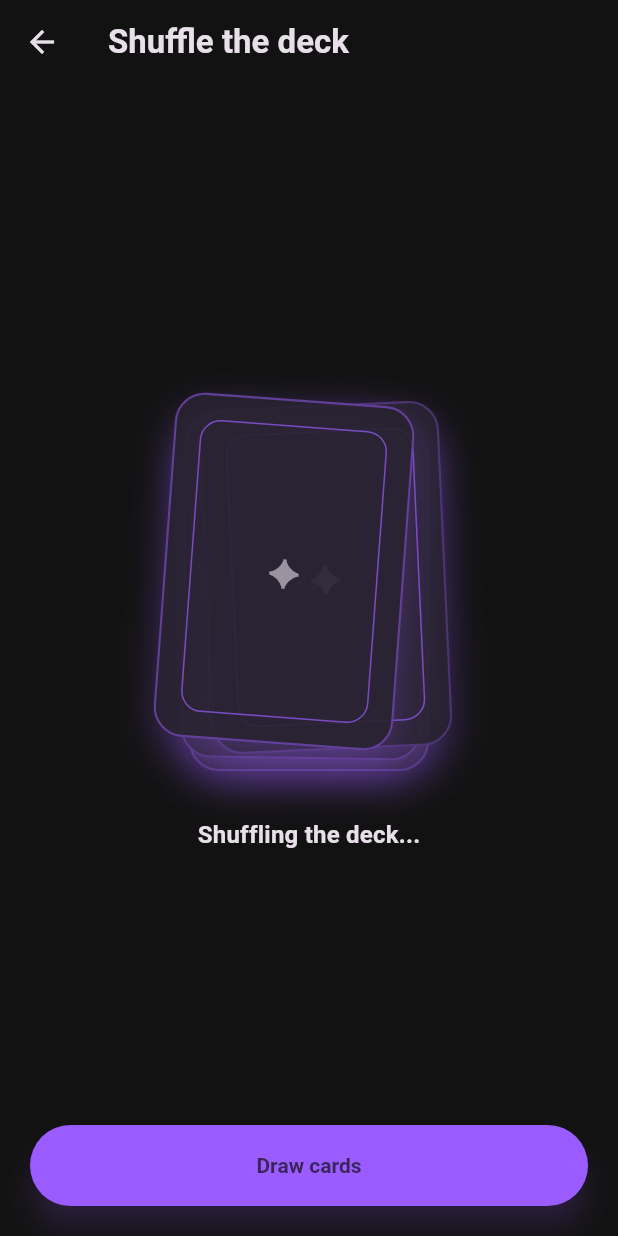
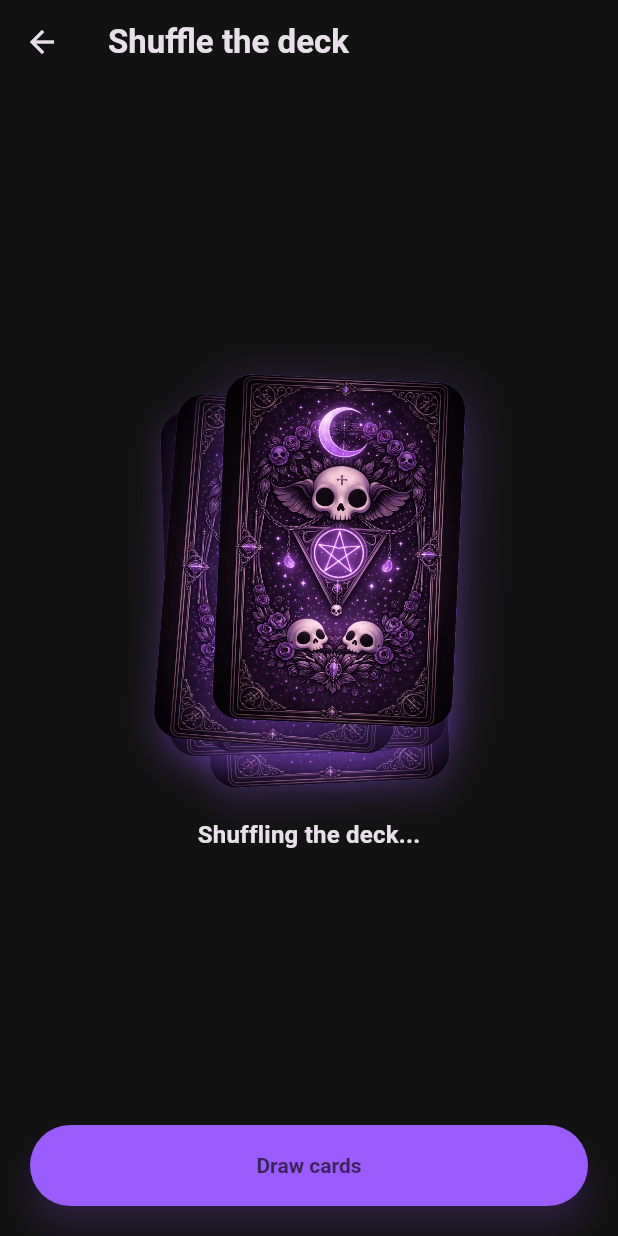
Before and after one commit to artemovbasil-oss/basil-arcana, a Flutter app: the ShuffleScreen screen opened directly, on a phone screen of 412 x 824 dp. Run offline on Flutter 3.47's test engine with Material 3 defaults, Android fonts, the phone set to English and light mode, and no system bars; our stand-ins replace flutter_riverpod, hive, hive_flutter; accounts and stored records are empty; generated files the repository leaves out were written again.

Commit message:
Add tarot card imagery across app

```diff
--- /dev/null
+++ b/basil_arcana/app_flutter/lib/core/widgets/tarot_asset_widgets.dart
@@ -0,0 +1,101 @@
+import 'package:flutter/material.dart';
+
+class CardAssetImage extends StatelessWidget {
+  const CardAssetImage({
+    super.key,
+    required this.cardId,
+    this.width,
+    this.height,
+    this.borderRadius,
+    this.fit = BoxFit.cover,
+    this.showGlow = true,
+  });
+
+  final String cardId;
+  final double? width;
+  final double? height;
+  final BorderRadius? borderRadius;
+  final BoxFit fit;
+  final bool showGlow;
+
+  @override
+  Widget build(BuildContext context) {
+    final colorScheme = Theme.of(context).colorScheme;
+    final radius = borderRadius ?? BorderRadius.circular(18);
+    final image = Image.asset(
+      'assets/cards/major/$cardId.webp',
+      width: width,
+      height: height,
+      fit: fit,
+      filterQuality: FilterQuality.high,
+    );
+
+    return DecoratedBox(
+      decoration: BoxDecoration(
+        borderRadius: radius,
+        border: Border.all(
+          color: colorScheme.primary.withOpacity(0.35),
+          width: 1,
+        ),
+        boxShadow: showGlow
+            ? [
+                BoxShadow(
+                  color: colorScheme.primary.withOpacity(0.25),
+                  blurRadius: 24,
+                  offset: const Offset(0, 12),
+                ),
+              ]
+            : null,
+      ),
+      child: ClipRRect(
+        borderRadius: radius,
+        child: image,
+      ),
+    );
+  }
+}
+
+class DeckCoverBack extends StatelessWidget {
+  const DeckCoverBack({
+    super.key,
+    this.width = 160,
+    this.height = 230,
+    this.highlight = false,
+  });
+
+  final double width;
+  final double height;
+  final bool highlight;
+
+  @override
+  Widget build(BuildContext context) {
+    final colorScheme = Theme.of(context).colorScheme;
+    final radius = BorderRadius.circular(18);
+    return DecoratedBox(
+      decoration: BoxDecoration(
+        borderRadius: radius,
+        border: Border.all(
+          color: colorScheme.primary.withOpacity(highlight ? 0.6 : 0.3),
+          width: 1.2,
+        ),
+        boxShadow: [
+          BoxShadow(
+            color: colorScheme.primary.withOpacity(highlight ? 0.35 : 0.2),
+            blurRadius: highlight ? 28 : 18,
+            offset: const Offset(0, 10),
+          ),
+        ],
+      ),
+      child: ClipRRect(
+        borderRadius: radius,
+        child: Image.asset(
+          'assets/deck/cover.webp',
+          width: width,
+          height: height,
+          fit: BoxFit.cover,
+          filterQuality: FilterQuality.high,
+        ),
+      ),
+    );
+  }
+}
--- a/basil_arcana/app_flutter/lib/features/history/history_detail_screen.dart
+++ b/basil_arcana/app_flutter/lib/features/history/history_detail_screen.dart
@@ -72,6 +72,7 @@ class HistoryDetailScreen extends StatelessWidget {
                             crossAxisAlignment: CrossAxisAlignment.start,
                             children: [
                               CardFaceWidget(
+                                cardId: drawn.cardId,
                                 cardName: drawn.cardName,
                                 keywords: drawn.keywords,
                               ),
--- a/basil_arcana/app_flutter/lib/features/shuffle/shuffle_screen.dart
+++ b/basil_arcana/app_flutter/lib/features/shuffle/shuffle_screen.dart
@@ -5,6 +5,7 @@ import 'package:flutter/material.dart';
 import 'package:flutter_riverpod/flutter_riverpod.dart';
 import 'package:basil_arcana/l10n/gen/app_localizations.dart';
 
+import '../../core/widgets/tarot_asset_widgets.dart';
 import '../../state/providers.dart';
 import '../result/result_screen.dart';
 
@@ -28,6 +29,12 @@ class _ShuffleScreenState extends ConsumerState<ShuffleScreen>
       vsync: this,
       duration: const Duration(milliseconds: 1600),
     )..repeat();
+    WidgetsBinding.instance.addPostFrameCallback((_) {
+      precacheImage(
+        const AssetImage('assets/deck/cover.webp'),
+        context,
+      );
+    });
     _ctaTimer = Timer(const Duration(milliseconds: 1400), () {
       if (mounted) {
         setState(() {
@@ -69,50 +76,45 @@ class _ShuffleScreenState extends ConsumerState<ShuffleScreen>
                         animation: _controller,
                         builder: (context, child) {
                           final t = _controller.value * 2 * pi;
-                          final wave = sin(t);
-                          final waveAlt = sin(t + pi / 2);
+                          final phases = <double>[
+                            0,
+                            pi / 2,
+                            pi,
+                            3 * pi / 2,
+                            pi / 3,
+                          ];
+                          final baseOffsets = <Offset>[
+                            const Offset(0, 24),
+                            const Offset(-20, 12),
+                            const Offset(18, 6),
+                            const Offset(-12, -4),
+                            const Offset(12, -10),
+                          ];
+                          final baseAngles = <double>[
+                            -0.12,
+                            -0.06,
+                            0.05,
+                            0.11,
+                            -0.02,
+                          ];
                           return Stack(
                             alignment: Alignment.center,
-                            children: [
-                              Transform.translate(
-                                offset: const Offset(0, 18),
-                                child: CardBackWidget(
-                                  depth: 0,
-                                  glowColor: colorScheme.primary,
-                                ),
-                              ),
-                              Transform.translate(
-                                offset: Offset(waveAlt * -10, 10),
+                            children: List.generate(phases.length, (index) {
+                              final wave = sin(t + phases[index]);
+                              final sway = cos(t + phases[index]);
+                              final offset = baseOffsets[index] +
+                                  Offset(wave * 10, sway * 6);
+                              final angle = baseAngles[index] + wave * 0.08;
+                              return Transform.translate(
+                                offset: offset,
                                 child: Transform.rotate(
-                                  angle: waveAlt * 0.04,
-                                  child: CardBackWidget(
-                                    depth: 1,
-                                    glowColor: colorScheme.primary,
+                                  angle: angle,
+                                  child: DeckCoverBack(
+                                    highlight: index == phases.length - 1,
                                   ),
                                 ),
-                              ),
-                              Transform.translate(
-                                offset: Offset(wave * 12, 4),
-                                child: Transform.rotate(
-                                  angle: wave * -0.05,
-                                  child: CardBackWidget(
-                                    depth: 2,
-                                    glowColor: colorScheme.primary,
-                                  ),
-                                ),
-                              ),
-                              Transform.translate(
-                                offset: Offset(wave * -18, 0),
-                                child: Transform.rotate(
-                                  angle: wave * 0.08,
-                                  child: CardBackWidget(
-                                    depth: 3,
-                                    glowColor: colorScheme.primary,
-                                    highlight: true,
-                                  ),
-                                ),
-                              ),
-                            ],
+                              );
+                            }),
                           );
                         },
                       ),
@@ -175,57 +177,3 @@ class _ShuffleScreenState extends ConsumerState<ShuffleScreen>
     );
   }
 }
-
-class CardBackWidget extends StatelessWidget {
-  const CardBackWidget({
-    super.key,
-    required this.depth,
-    required this.glowColor,
-    this.highlight = false,
-  });
-
-  final int depth;
-  final Color glowColor;
-  final bool highlight;
-
-  @override
-  Widget build(BuildContext context) {
-    final colorScheme = Theme.of(context).colorScheme;
-    final baseColor = colorScheme.surfaceVariant;
-    final accent = glowColor.withOpacity(highlight ? 0.5 : 0.3);
-
-    return Container(
-      width: 160,
-      height: 230,
-      decoration: BoxDecoration(
-        color: baseColor.withOpacity(0.9),
-        borderRadius: BorderRadius.circular(20),
-        border: Border.all(color: accent, width: 1.4),
-        boxShadow: [
-          BoxShadow(
-            color: glowColor.withOpacity(0.25),
-            blurRadius: 24,
-            offset: const Offset(0, 10),
-          ),
-        ],
-      ),
-      child: Padding(
-        padding: const EdgeInsets.all(16),
-        child: Container(
-          decoration: BoxDecoration(
-            borderRadius: BorderRadius.circular(14),
-            border: Border.all(color: accent.withOpacity(0.7)),
-          ),
-          child: Center(
-            child: Text(
-              '✦',
-              style: Theme.of(context).textTheme.headlineSmall?.copyWith(
-                    color: colorScheme.onSurface.withOpacity(0.6),
-                  ),
-            ),
-          ),
-        ),
-      ),
-    );
-  }
-}
--- a/basil_arcana/app_flutter/pubspec.yaml
+++ b/basil_arcana/app_flutter/pubspec.yaml
@@ -27,3 +27,5 @@ flutter:
     - assets/data/spreads_en.json
     - assets/data/spreads_ru.json
     - assets/data/spreads_kk.json
+    - assets/deck/
+    - assets/cards/major/
```
Also changed, not shown: basil_arcana/app_flutter/lib/core/widgets/card_face_widget.dart (+14 -0 lines), basil_arcana/app_flutter/lib/features/cards/card_detail_screen.dart (added, +77 -0 lines), basil_arcana/app_flutter/lib/features/cards/cards_screen.dart (+141 -41 lines), basil_arcana/app_flutter/lib/features/result/result_screen.dart (+18 -0 lines), basil_arcana/app_flutter/lib/l10n/app_en.arb (+6 -1 lines), basil_arcana/app_flutter/lib/l10n/app_kk.arb (+6 -1 lines), basil_arcana/app_flutter/lib/l10n/app_ru.arb (+6 -1 lines).
